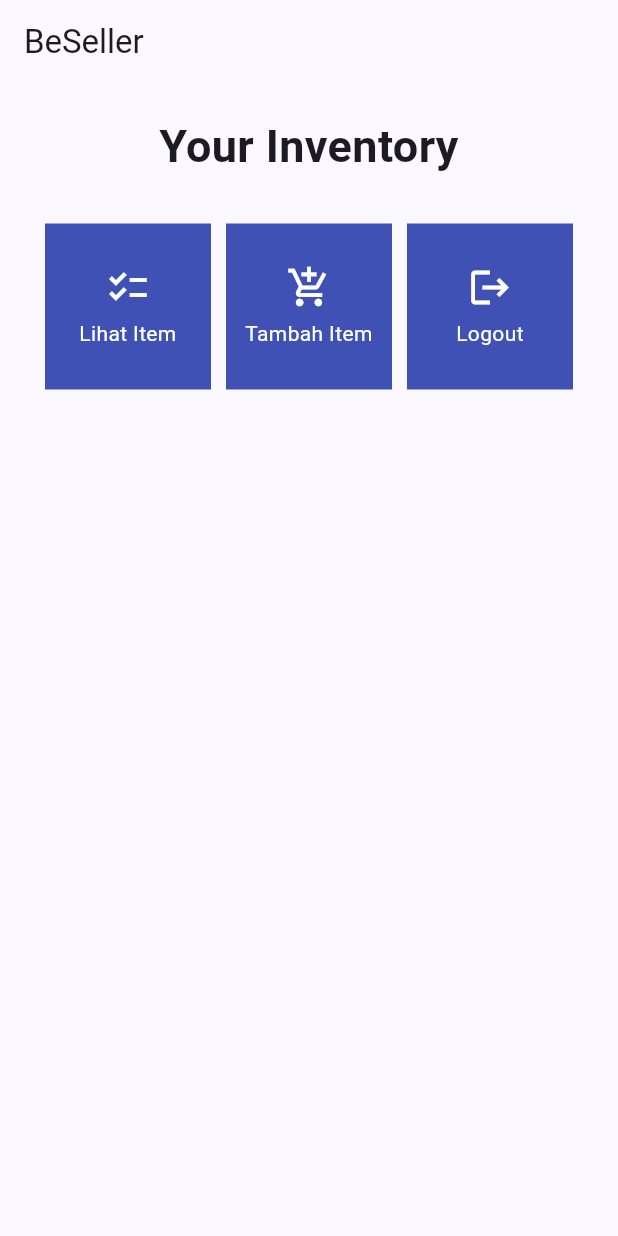
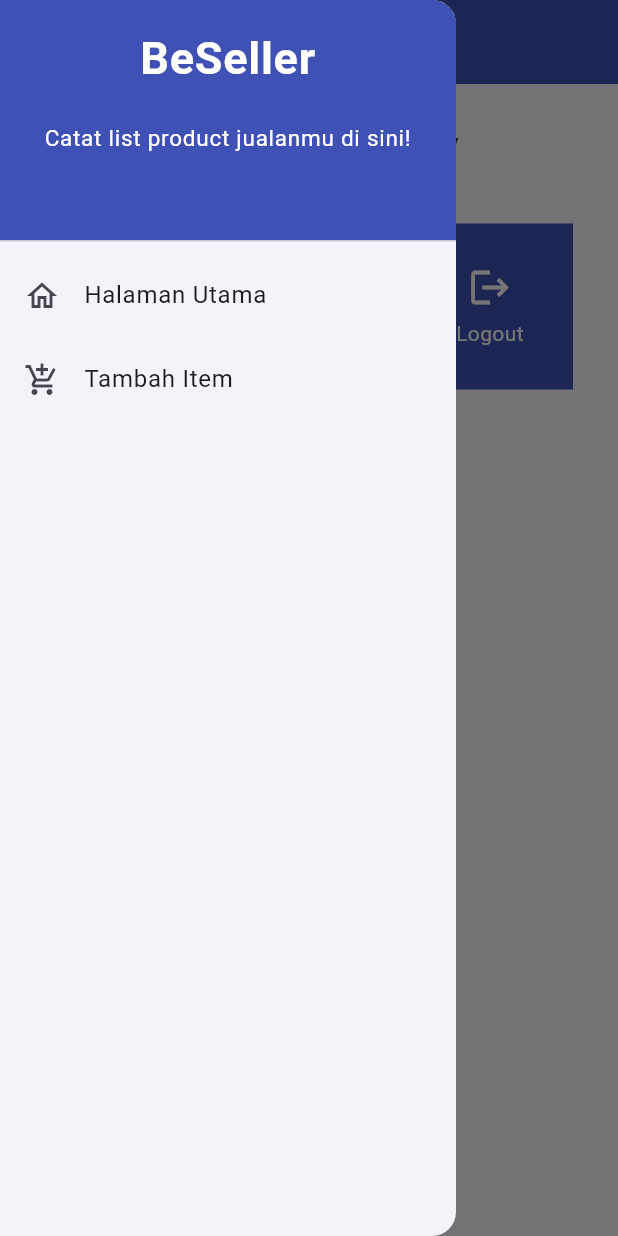
Before and after one commit to fernkhr/product-inventory-mobile, a Flutter app: the screen it shows after launch, with the side drawer open (before the commit the screen has no drawer), on a phone screen of 412 x 824 dp. Run offline on Flutter 3.47's test engine with Material 2 defaults, Android fonts, the phone set to English and light mode, and no system bars.

Commit message:
tugas 8 selesai

```diff
--- a/lib/main.dart
+++ b/lib/main.dart
@@ -1,5 +1,5 @@
 import 'package:flutter/material.dart';
-import 'package:product_inventory/menu.dart';
+import 'package:product_inventory/screens/menu.dart';
 
 void main() {
   runApp(const MyApp());
--- a/lib/menu.dart
+++ b/lib/screens/menu.dart
@@ -1,4 +1,8 @@
 import 'package:flutter/material.dart';
+// Impor drawer widget
+import 'package:product_inventory/widgets/left_drawer.dart';
+import 'package:product_inventory/screens/saleslist_form.dart';
+import 'package:product_inventory/widgets/sales_card.dart';
 
 class MyHomePage extends StatelessWidget {
   MyHomePage({Key? key}) : super(key: key);
@@ -30,7 +34,11 @@
         title: const Text(
           'BeSeller',
         ),
+        backgroundColor: Colors.indigo,
+        foregroundColor: Colors.white,
       ),
+      // Masukkan drawer sebagai parameter nilai drawer dari widget Scaffold
+      drawer: const LeftDrawer(),
       body: SingleChildScrollView(
         // Widget wrapper yang dapat discroll
         child: Padding(
@@ -72,13 +80,6 @@
   }
 }
 
-class InventoryItem {
-  final String name;
-  final IconData icon;
-
-  InventoryItem(this.name, this.icon);
-}
-
 class InventoryCard extends StatelessWidget {
   final InventoryItem item;
 
@@ -96,6 +97,16 @@
             ..hideCurrentSnackBar()
             ..showSnackBar(SnackBar(
                 content: Text("Kamu telah menekan tombol ${item.name}!")));
+          // Navigate ke route yang sesuai (tergantung jenis tombol)
+          if (item.name == "Tambah Item") {
+            // TODO: Gunakan Navigator.push untuk melakukan navigasi ke MaterialPageRoute yang mencakup ShopFormPage.
+            Navigator.push(
+              context,
+              MaterialPageRoute(
+                builder: (context) => SalesFormPage(),
+              ),
+            );
+          }
         },
         child: Container(
           // Container untuk menyimpan Icon dan Text
--- /dev/null
+++ b/lib/widgets/left_drawer.dart
@@ -0,0 +1,73 @@
+import 'package:flutter/material.dart';
+import 'package:product_inventory/screens/menu.dart';
+import 'package:product_inventory/screens/saleslist_form.dart';
+
+class LeftDrawer extends StatelessWidget {
+  const LeftDrawer({super.key});
+
+  @override
+  Widget build(BuildContext context) {
+    return Drawer(
+      child: ListView(
+        children: [
+          const DrawerHeader(
+            // TODO: Bagian drawer header
+            decoration: BoxDecoration(
+              color: Colors.indigo,
+            ),
+            child: Column(
+              children: [
+                Text(
+                  'BeSeller',
+                  textAlign: TextAlign.center,
+                  style: TextStyle(
+                    fontSize: 30,
+                    fontWeight: FontWeight.bold,
+                    color: Colors.white,
+                  ),
+                ),
+                Padding(padding: EdgeInsets.all(10)),
+                Text(
+                  "Catat list product jualanmu di sini!",
+                  // TODO: Tambahkan gaya teks dengan center alignment, font ukuran 15, warna putih, dan weight biasa
+                  textAlign: TextAlign.center, // Center alignment
+                  style: TextStyle(
+                    fontSize: 15, // Font size 15
+                    color: Colors.white, // White color
+                    fontWeight: FontWeight.normal, // Regular weight
+                  ),
+                ),
+              ],
+            ),
+          ),
+          // TODO: Bagian routing
+          ListTile(
+            leading: const Icon(Icons.home_outlined),
+            title: const Text('Halaman Utama'),
+            // Bagian redirection ke MyHomePage
+            onTap: () {
+              Navigator.pushReplacement(
+                  context,
+                  MaterialPageRoute(
+                    builder: (context) => MyHomePage(),
+                  ));
+            },
+          ),
+          ListTile(
+            leading: const Icon(Icons.add_shopping_cart),
+            title: const Text('Tambah Item'),
+            onTap: () {
+              Navigator.push(
+                context,
+                MaterialPageRoute(
+                  builder: (context) =>
+                      SalesFormPage(), // Navigate to ShopFormPage
+                ),
+              );
+            },
+          ),
+        ],
+      ),
+    );
+  }
+}
```
Also changed, not shown: lib/screens/saleslist_form.dart (added, +187 -0 lines), lib/widgets/sales_card.dart (added, +8 -0 lines).
